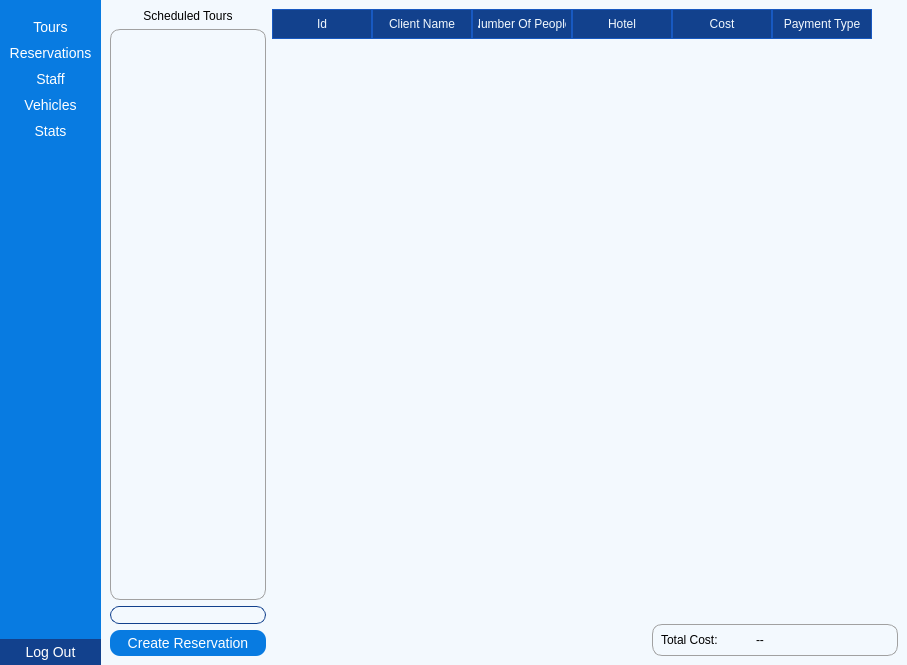
Qt form ui/agent.ui (Dimalko/telo2) before a commit.
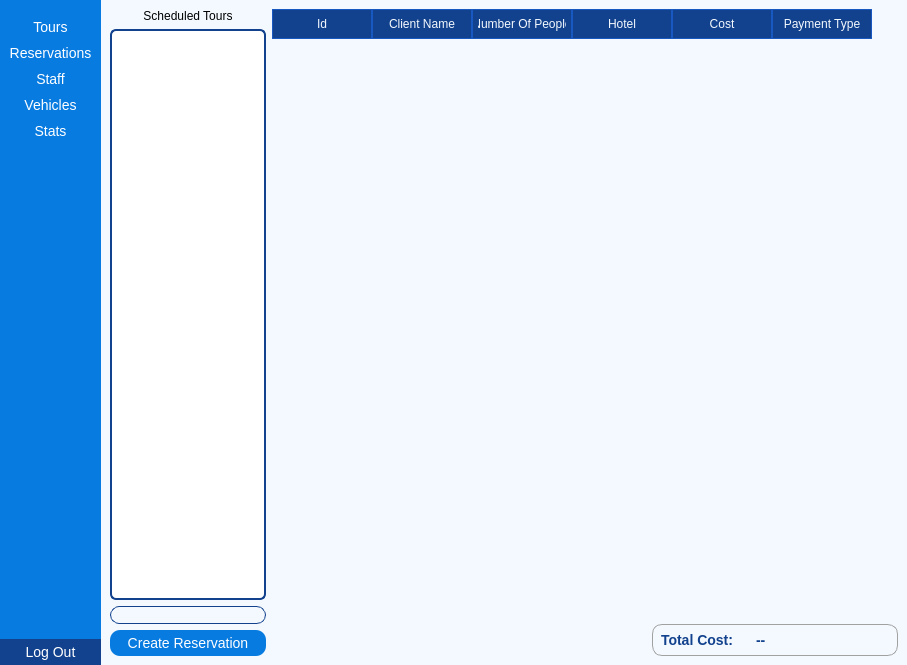
The same form after that commit. Icons and pictures are not drawn.

Patch:
```diff
--- a/ui/agent.ui
+++ b/ui/agent.ui
@@ -420,6 +420,22 @@
        </layout>
       </widget>
       <widget class="QWidget" name="reservationsPage">
+       <property name="styleSheet">
+        <string notr="true">QListWidget {
+    border: none;
+    background-color: white;
+    alternate-background-color: #f0f0f0;
+}
+
+QListWidget::item {
+    padding: 5px;
+}
+
+QListWidget::item:selected {
+    background-color: #0078d7;  /* Μπλε highlight */
+    color: white;
+}</string>
+       </property>
        <layout class="QHBoxLayout" name="horizontalLayout_2" stretch="2,8">
         <item>
          <layout class="QVBoxLayout" name="verticalLayout_2">
@@ -434,7 +450,25 @@
            </widget>
           </item>
           <item>
-           <widget class="QListWidget" name="listWidget"/>
+           <widget class="QListWidget" name="TourlistWidget">
+            <property name="styleSheet">
+             <string notr="true">QListWidget {
+        font-size: 16px;
+        color: rgb(18, 65, 141);
+        background-color: white;
+        border: 2px solid rgb(18, 65, 141);
+        border-radius: 6px;
+    }
+    QListWidget::item {
+        padding: 6px;
+    }
+    QListWidget::item:selected {
+        background-color: rgb(18, 65, 141);
+        color: white;
+        border-radius: 4px;
+    }</string>
+            </property>
+           </widget>
           </item>
           <item>
            <widget class="QLineEdit" name="lineEdit">
@@ -541,8 +575,16 @@
                </size>
               </property>
               <property name="styleSheet">
-               <string notr="true">border: 1px solid rgb(161, 161, 161);	
-	border-radius:10px;</string>
+               <string notr="true">QWidget {
+    border: 1px solid rgb(161, 161, 161);
+    border-radius: 10px;
+}
+
+QWidget QLabel {
+    font-size: 14px;
+    font-weight: bold;
+    color: rgb(18, 65, 141);
+}</string>
               </property>
               <layout class="QHBoxLayout" name="horizontalLayout_4" stretch="4,6">
                <item>
```
Left out of the diff: 11 changed lines with no effect on the pictures.
